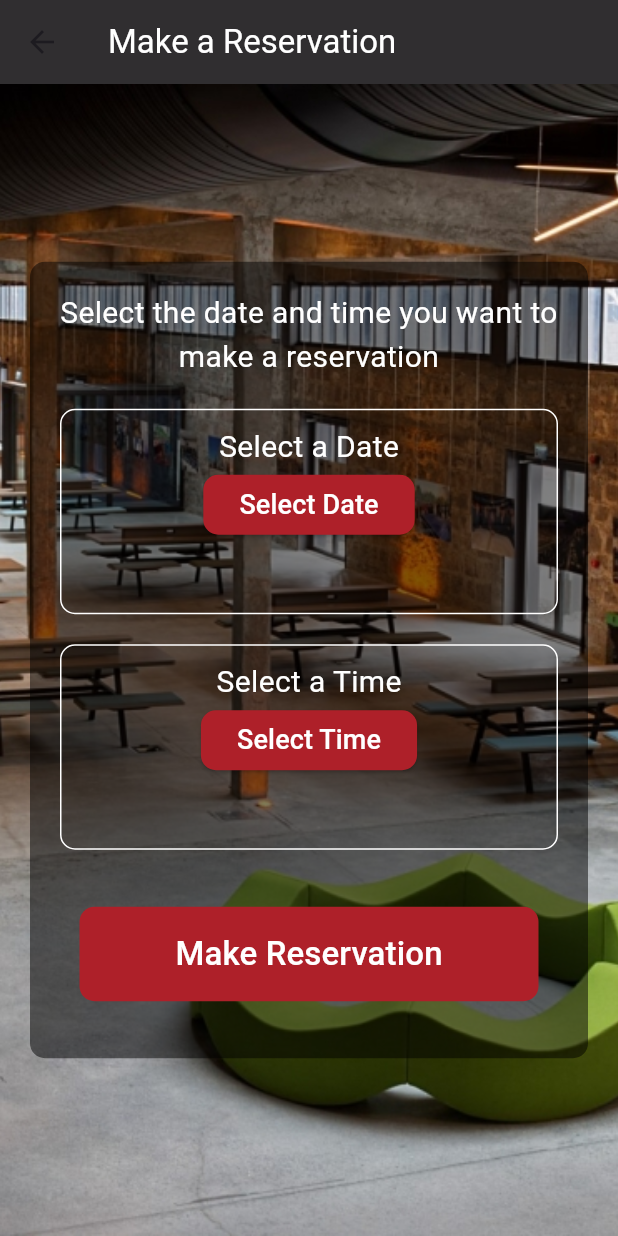
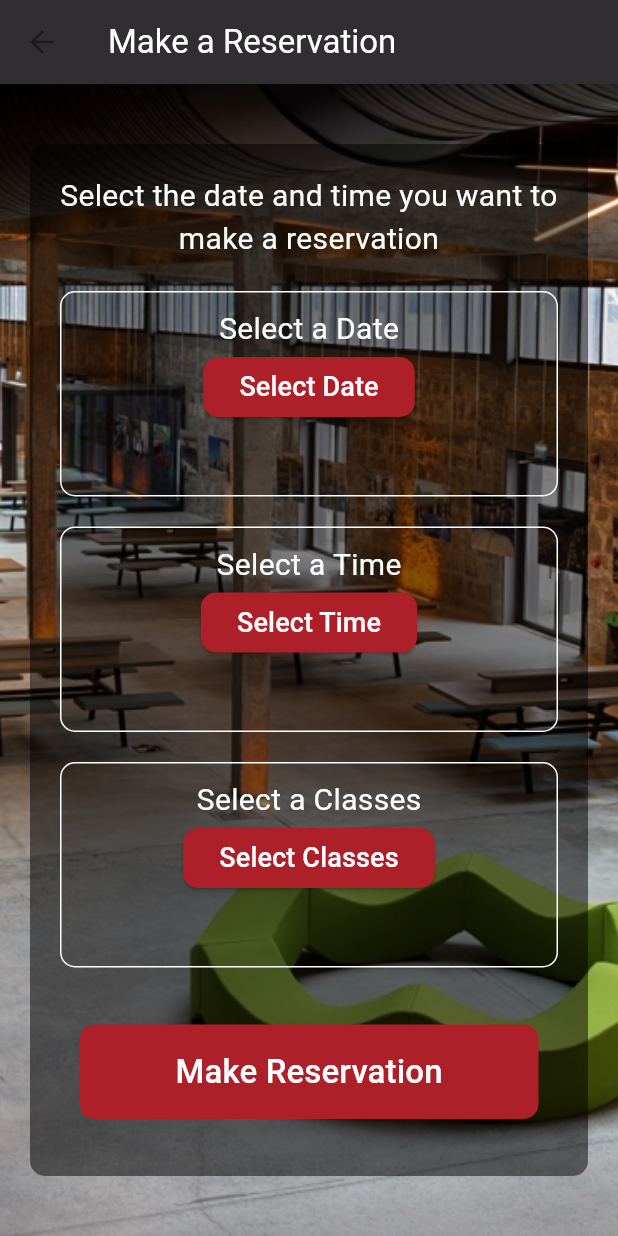
Before and after one commit to comp202-204/AguM, a Flutter app: the ReservationDetailPage screen opened directly, on a phone screen of 412 x 824 dp. Run offline on Flutter 3.47's test engine with Material 3 defaults, Android fonts, the light colour scheme and no system bars; our stand-ins replace fluttertoast; network calls fail.

Commit message:
Reservation System werth-

```diff
--- a/lib/pages/DetailPages/CampusMapDetailPage.dart
+++ b/lib/pages/DetailPages/CampusMapDetailPage.dart
@@ -36,7 +36,7 @@ class _CampusMapDetailPageState extends State<CampusMapDetailPage> {
 
   Future<List<Building>> fetchBuildings() async {
     final response =
-    await http.get(Uri.parse('http://10.33.7.79/localconnect/buildings.php'));
+    await http.get(Uri.parse('http://192.168.56.1/localconnect/buildings.php'));
     if (response.statusCode == 200) {
       List<dynamic> data = jsonDecode(response.body);
       return data.map((json) =>
--- a/lib/pages/DetailPages/ReservationDetailPage.dart
+++ b/lib/pages/DetailPages/ReservationDetailPage.dart
@@ -1,4 +1,5 @@
   import 'package:flutter/material.dart';
+  import 'package:comp202/pages/DetailPages/CampusMapDetailPage.dart';
 
   class ReservationDetailPage extends StatefulWidget {
     @override
@@ -9,6 +10,15 @@ class _ReservationDetailPageState extends State<ReservationDetailPage> {
     DateTime? selectedDate;
     TimeOfDay? selectedTime;
 
+    Future<void> _selectClasses(BuildContext context) async {
+
+       Navigator.push(
+            context,
+            MaterialPageRoute(
+              builder: (context) => CampusMapDetailPage(),
+            ),
+          );
+      }
     Future<void> _selectDate(BuildContext context) async {
       final DateTime? picked = await showDatePicker(
         context: context,
@@ -143,6 +153,42 @@ class _ReservationDetailPageState extends State<ReservationDetailPage> {
                         ],
                       ),
                     ),
+                    Container( //Select Available Classes..
+                      margin: EdgeInsets.only(bottom: 20.0),
+                      padding: EdgeInsets.all(10.0),
+                      decoration: BoxDecoration(
+                        border: Border.all(color: Colors.white),
+                        borderRadius: BorderRadius.circular(10.0),
+                      ),
+                      child: Column(
+                        children: [
+                          Text(
+                            'Select a Classes',
+                            style: TextStyle(fontSize: 20.0, color: Colors.white),
+                          ),
+                          ElevatedButton(
+                            onPressed: () => _selectClasses(context), // _selectClasses
+                            child: Text('Select Classes', style: TextStyle(fontSize: 18.0, color: Colors.white)),
+                            style: ElevatedButton.styleFrom(
+                              backgroundColor: Color.fromRGBO(174, 32, 41, 1), // Buton rengi
+                              shape: RoundedRectangleBorder(
+                                borderRadius: BorderRadius.circular(10.0),
+                              ),
+                            ),
+                          ),
+                          SizedBox(height: 20.0),
+                          selectedDate == null
+                              ? Container(height: 18.0)
+                              : SizedBox(
+                            height: 24.0,
+                            child: Text(
+                              'Selected Classes: ${selectedDate.toString().split(' ')[0]}',
+                              style: TextStyle(fontSize: 18.0, color: Colors.white),
+                            ),
+                          ),
+                        ],
+                      ),
+                    ),
                     Padding(
                       padding: const EdgeInsets.symmetric(
                         vertical: 10,
@@ -150,7 +196,6 @@ class _ReservationDetailPageState extends State<ReservationDetailPage> {
                       ),
                       child: TextButton(
                         onPressed: () {
-
                         },
                         child: Container(
                           width: MediaQuery.of(context).size.width,
--- a/lib/pages/login.dart
+++ b/lib/pages/login.dart
@@ -21,7 +21,7 @@ class LoginScreen extends StatelessWidget {
       );
     }else{
 
-      var url =  "http://10.33.7.79/localconnect/login.php";
+      var url =  "http://192.168.56.1/localconnect/login.php";
       var response = await http.post(Uri.parse(url), body: {
         "email": email.text,
         "password": password.text,
--- a/lib/pages/signup.dart
+++ b/lib/pages/signup.dart
@@ -22,7 +22,7 @@ class SignUpScreen extends StatelessWidget {
       );
     }else{
 
-      var url = "http://10.33.7.79/localconnect/register.php";
+      var url = "http://192.168.56.1/localconnect/register.php";
       var response = await http.post(Uri.parse(url), body: {
         "username" : usernameController.text,
         "email": emailController.text,
```
Also changed, not shown: lib/pages/Classes/lab_detail.dart (+39 -2 lines), lib/pages/Reservation/AvailableClassesSelect.dart (added). Lines whose indentation alone changed are shown as unchanged.
